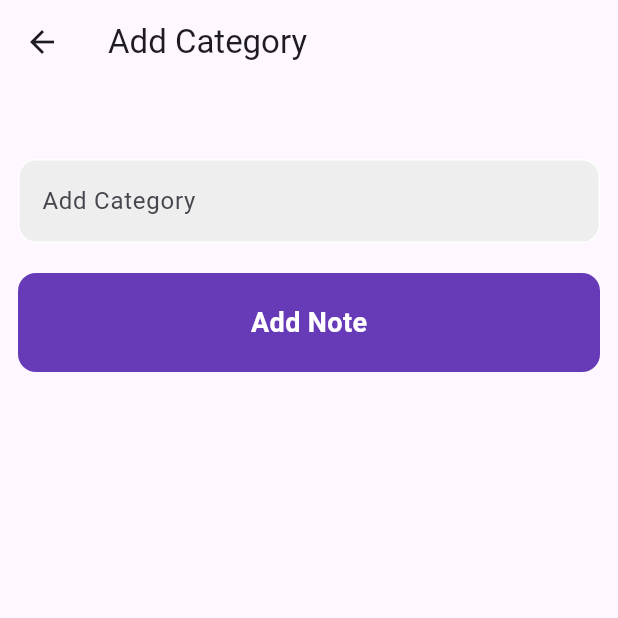
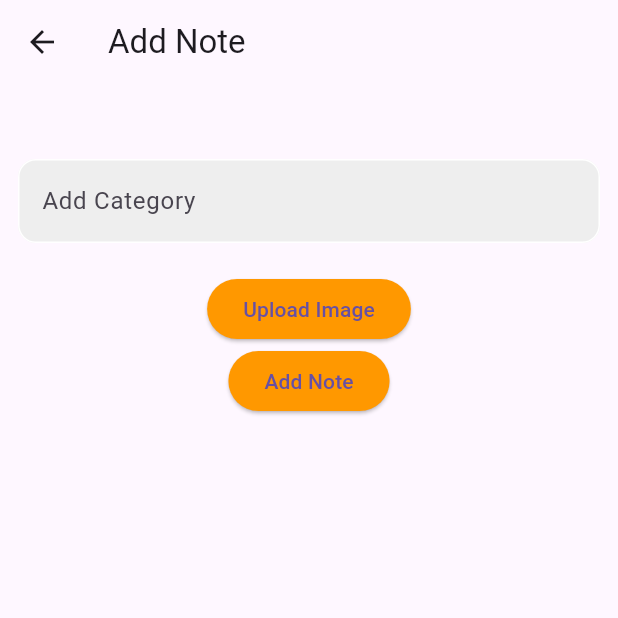
Before and after one commit to MohamedFares09/Firebase-Advanced, a Flutter app: the AddNote screen opened directly with empty values, on a phone screen of 412 x 824 dp, the top half of it. Run offline on Flutter 3.47's test engine with Material 3 defaults, Android fonts, the phone set to English and light mode, and no system bars; our stand-ins replace cloud_firestore, firebase_auth, firebase_core, firebase_messaging, firebase_storage, fluttertoast and 1 more; missing offline and left inert: firebase_app_check; accounts and stored records are empty.

Commit message:
add image with note

```diff
--- a/lib/note/add_note.dart
+++ b/lib/note/add_note.dart
@@ -1,14 +1,18 @@
+import 'dart:io';
+
 import 'package:cloud_firestore/cloud_firestore.dart';
 import 'package:firebase_advanced/home/home_page.dart';
 import 'package:firebase_advanced/l10n/app_localizations.dart';
 import 'package:firebase_advanced/widgets/custom_button.dart';
 import 'package:firebase_advanced/widgets/custom_text_field.dart';
+import 'package:firebase_storage/firebase_storage.dart';
 import 'package:flutter/material.dart';
 import 'package:fluttertoast/fluttertoast.dart';
+import 'package:image_picker/image_picker.dart';
 
 class AddNote extends StatefulWidget {
-  const AddNote({super.key , required this.id});
-final String id ;
+  const AddNote({super.key, required this.id});
+  final String id;
   @override
   State<AddNote> createState() => _AddNoteState();
 }
@@ -18,6 +22,27 @@ class _AddNoteState extends State<AddNote> {
   final GlobalKey<FormState> formKey = GlobalKey<FormState>();
   late final l10n;
 
+  File? file;
+  ImagePicker imagePicker = ImagePicker();
+  String? url;
+  getImage() async {
+    final XFile? image = await imagePicker.pickImage(
+      source: ImageSource.gallery,
+    );
+    if (image != null) {
+      file = File(image.path);
+      var refStorage = FirebaseStorage.instance
+          .ref("images")
+          .child("image_${DateTime.now().millisecondsSinceEpoch}.jpg");
+      await refStorage.putFile(file!);
+      print('=========== Success Upload Image ===========');
+      url = await refStorage.getDownloadURL();
+      print('=========== $url ===========');
+    }
+
+    setState(() {});
+  }
+
   @override
   void didChangeDependencies() {
     l10n = AppLocalizations.of(context)!;
@@ -25,12 +50,13 @@ class _AddNoteState extends State<AddNote> {
   }
 
   addNote() async {
-    CollectionReference category = FirebaseFirestore.instance.collection('category').doc(widget.id).collection('note');
+    CollectionReference category = FirebaseFirestore.instance
+        .collection('category')
+        .doc(widget.id)
+        .collection('note');
     if (formKey.currentState!.validate()) {
       try {
-        await category.add({
-          'name': note.text,
-        });
+        await category.add({'name': note.text, 'url': url ?? "none"});
         Fluttertoast.showToast(msg: "Category Added");
         Navigator.pushReplacement(
           context,
@@ -45,7 +71,7 @@ class _AddNoteState extends State<AddNote> {
   @override
   Widget build(BuildContext context) {
     return Scaffold(
-      appBar: AppBar(title: Text(l10n.addCategory)),
+      appBar: AppBar(title: Text("Add Note")),
 
       body: Padding(
         padding: const EdgeInsets.symmetric(horizontal: 12.0),
@@ -54,16 +80,24 @@ class _AddNoteState extends State<AddNote> {
           child: Column(
             children: [
               const SizedBox(height: 50),
-              CustomTextField(
-                controller: note,
-                hintText: l10n.addCategory,
+              CustomTextField(controller: note, hintText: l10n.addCategory),
+              SizedBox(height: 20),
+              ElevatedButton(
+                style: ElevatedButton.styleFrom(
+                  backgroundColor: url == null ? Colors.orange : Colors.green,
+                ),
+                onPressed: () {
+                  getImage();
+                },
+                child: Text('Upload Image'),
               ),
-              SizedBox(height: 20),
-              CustomButton(
-                onTap: () {
+
+              ElevatedButton(
+                style: ElevatedButton.styleFrom(backgroundColor: Colors.orange),
+                onPressed: () {
                   addNote();
                 },
-                text: "Add Note",
+                child: Text('Add Note'),
               ),
             ],
           ),
--- a/pubspec.yaml
+++ b/pubspec.yaml
@@ -38,13 +38,14 @@ dependencies:
   cloud_firestore: ^6.1.3
   firebase_auth: ^6.2.0
   firebase_storage: ^13.2.0
-  firebase_messaging: ^16.1.2
+  firebase_messaging: ^16.1.3
   google_sign_in: ^7.2.0
   fluttertoast: ^9.0.0
   flutter_localizations:
     sdk: flutter
   intl: ^0.20.2
   image_picker: ^1.2.1
+  firebase_app_check: ^0.4.2
 
 dev_dependencies:
   flutter_test:
```
Also changed, not shown: lib/filtering.dart (+18 -36 lines), lib/main.dart (+7 -3 lines), lib/note/note.dart (+29 -6 lines), pubspec.lock, 1 other file.
